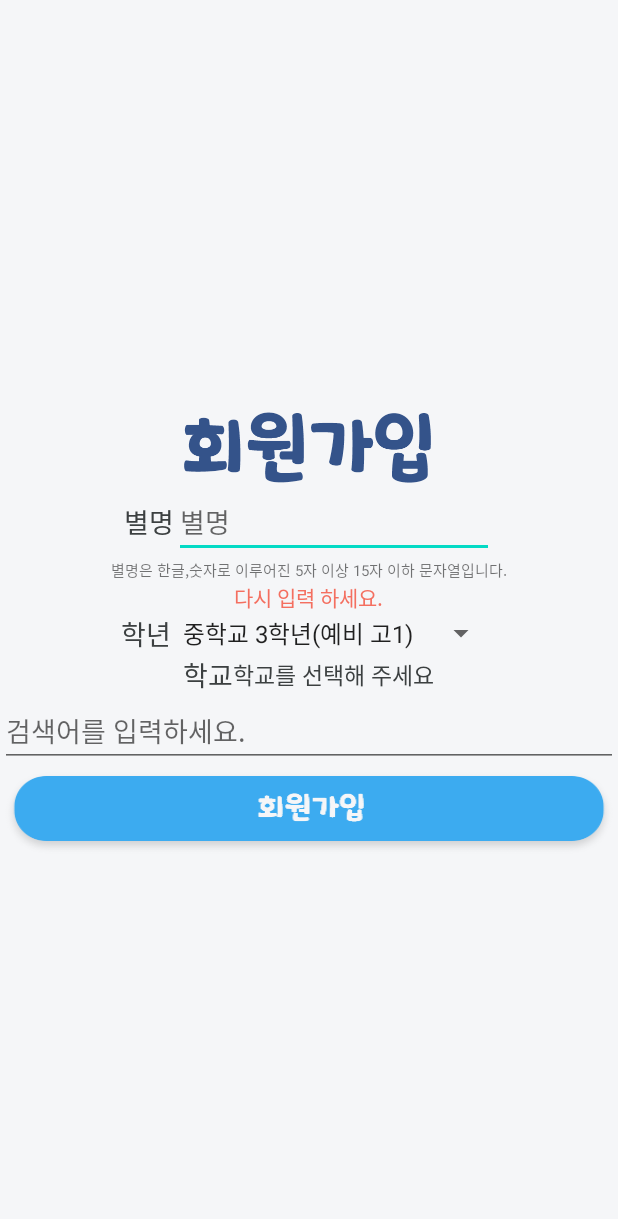
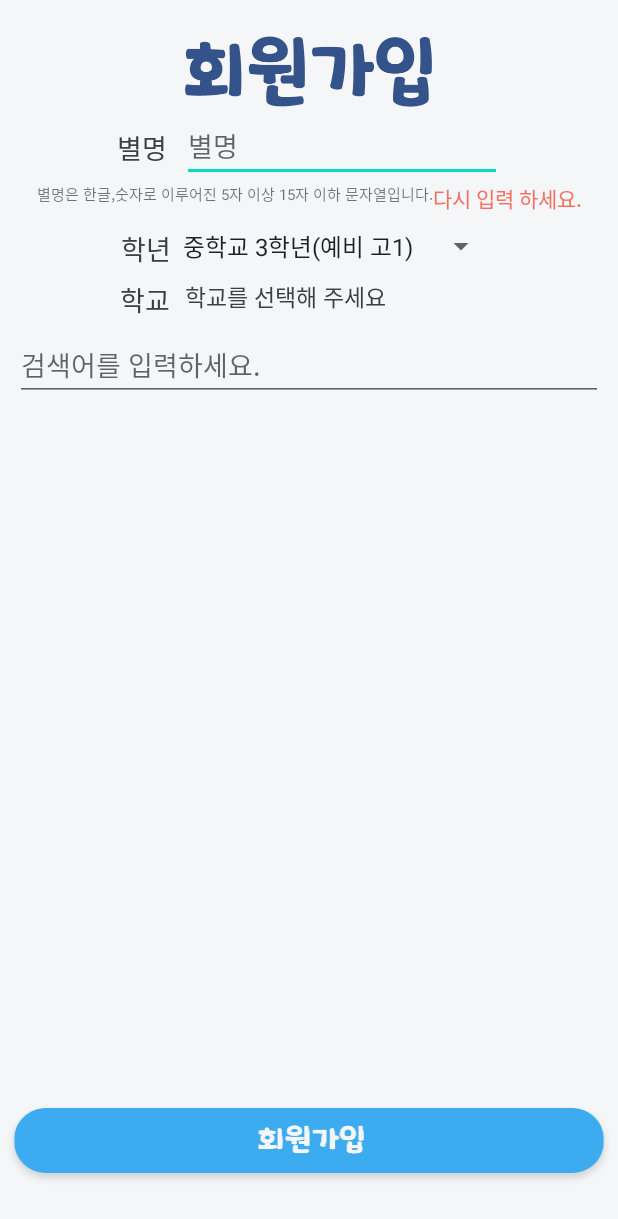
Before and after one commit to Algostu/Android, an Android app: the fragment SIgnUP2 placed in its activity, on a phone screen of 412 x 824 dp. Shown: the top 1219 px of the screen. Run offline under Robolectric (Android 15) with nearby library versions, the light colour scheme and no system bars; libraries missing offline, so code that uses them is left out: com.kakao.auth, com.kakao.network, com.kakao.usermgmt, com.kakao.util; 3 statements that could not run were skipped.

Commit message:
Modify singup page

```diff
--- a/app/src/main/res/layout/signup2.xml
+++ b/app/src/main/res/layout/signup2.xml
@@ -1,117 +1,163 @@
 <?xml version="1.0" encoding="utf-8"?>
-<LinearLayout xmlns:android="http://schemas.android.com/apk/res/android"
+<androidx.constraintlayout.widget.ConstraintLayout xmlns:android="http://schemas.android.com/apk/res/android"
     xmlns:app="http://schemas.android.com/apk/res-auto"
     xmlns:tools="http://schemas.android.com/tools"
     android:layout_width="match_parent"
-    android:layout_height="match_parent"
-    android:gravity="center"
-    android:orientation="vertical">
+    android:layout_height="match_parent">
 
     <ImageView
         android:id="@+id/imageView10"
         android:layout_width="wrap_content"
         android:layout_height="wrap_content"
         android:layout_marginTop="20dp"
-        app:srcCompat="@drawable/signup_main" />
-
-    <LinearLayout
-        android:layout_width="match_parent"
-        android:layout_height="wrap_content"
-        android:gravity="center"
-        android:orientation="horizontal">
+        app:layout_constraintLeft_toLeftOf="parent"
+        app:layout_constraintRight_toRightOf="parent"
+        app:layout_constraintTop_toTopOf="parent"
+        app:srcCompat="@drawable/signup_main"
+        tools:ignore="MissingConstraints" />
 
     <TextView
         android:id="@+id/textView"
         android:layout_width="wrap_content"
         android:layout_height="wrap_content"
+        android:layout_marginTop="11dp"
         android:text="별명"
         android:textColor="#3C4041"
-            android:textSize="18sp" />
+        android:textSize="18sp"
+        app:layout_constraintHorizontal_chainStyle="packed"
+        app:layout_constraintLeft_toLeftOf="parent"
+        app:layout_constraintRight_toLeftOf="@id/nickName"
+        app:layout_constraintTop_toBottomOf="@id/imageView10" />
 
     <EditText
         android:id="@+id/nickName"
         android:layout_width="wrap_content"
         android:layout_height="wrap_content"
+        android:layout_marginLeft="10dp"
         android:ems="10"
         android:hint="별명"
-            android:inputType="textPersonName" />
-    </LinearLayout>
+        android:inputType="textPersonName"
+        app:layout_constraintLeft_toRightOf="@id/textView"
+        app:layout_constraintRight_toRightOf="parent"
+        app:layout_constraintTop_toBottomOf="@id/imageView10" />
 
     <TextView
         android:id="@+id/textView4"
         android:layout_width="wrap_content"
         android:layout_height="wrap_content"
+        android:layout_below="@id/textView"
         android:text="별명은 한글,숫자로 이루어진 5자 이상 15자 이하 문자열입니다."
-        android:textSize="10sp" />
+        android:textSize="10sp"
+        app:layout_constraintHorizontal_chainStyle="packed"
+        app:layout_constraintLeft_toLeftOf="parent"
+        app:layout_constraintRight_toLeftOf="@id/nickNameOkay"
+        app:layout_constraintTop_toBottomOf="@id/nickName"
+        tools:ignore="MissingConstraints" />
 
     <TextView
         android:id="@+id/nickNameOkay"
         android:layout_width="wrap_content"
-        android:layout_height="wrap_content" />
+        android:layout_height="wrap_content"
+        app:layout_constraintLeft_toRightOf="@id/textView4"
+        app:layout_constraintRight_toRightOf="parent"
+        app:layout_constraintTop_toBottomOf="@id/nickName"
+        tools:ignore="MissingConstraints" />
 
-    <LinearLayout
-        android:layout_width="match_parent"
-        android:layout_height="wrap_content"
-        android:gravity="center"
-        android:orientation="horizontal">
 
     <TextView
         android:id="@+id/grade_text"
         android:layout_width="wrap_content"
         android:layout_height="wrap_content"
+        android:layout_marginTop="15dp"
         android:text="학년"
         android:textColor="#3C4041"
-            android:textSize="18sp" />
+        android:textSize="18sp"
+        app:layout_constraintHorizontal_chainStyle="packed"
+        app:layout_constraintLeft_toLeftOf="parent"
+        app:layout_constraintRight_toLeftOf="@id/grade_layout"
+        app:layout_constraintTop_toBottomOf="@id/textView4"
+        tools:ignore="MissingConstraints" />
+
+    <LinearLayout
+        android:id="@+id/grade_layout"
+        android:layout_width="wrap_content"
+        android:layout_height="wrap_content"
+        android:layout_marginTop="9dp"
+        app:layout_constraintLeft_toRightOf="@id/grade_text"
+        app:layout_constraintRight_toRightOf="parent"
+        app:layout_constraintTop_toBottomOf="@id/nickNameOkay">
 
         <Spinner
             android:id="@+id/grade"
             android:layout_width="wrap_content"
             android:layout_height="wrap_content"
             android:entries="@array/grade"
-            android:spinnerMode="dialog" />
+            android:spinnerMode="dialog"
+            tools:ignore="MissingConstraints" />
     </LinearLayout>
-    <LinearLayout
-        android:layout_width="match_parent"
-        android:layout_height="wrap_content"
-        android:orientation="horizontal"
-        android:gravity="center">
+
+
     <TextView
         android:id="@+id/textView3"
         android:layout_width="wrap_content"
         android:layout_height="wrap_content"
+        android:layout_marginLeft="80dp"
+        android:layout_marginTop="10dp"
         android:text="학교"
         android:textColor="#3C4041"
-            android:textSize="18sp" />
+        android:textSize="18sp"
+        app:layout_constraintLeft_toLeftOf="parent"
+        app:layout_constraintTop_toBottomOf="@id/grade_layout"
+        tools:ignore="MissingConstraints" />
+
     <TextView
         android:id="@+id/selected_school"
         android:layout_width="wrap_content"
         android:layout_height="wrap_content"
+        android:layout_marginLeft="10dp"
+        android:layout_marginTop="10dp"
         android:text="학교를 선택해 주세요"
         android:textColor="#3C4041"
-            android:textSize="15sp" />
-    </LinearLayout>
-
-
+        android:textSize="15sp"
+        app:layout_constraintLeft_toRightOf="@id/textView3"
+        app:layout_constraintTop_toBottomOf="@id/grade_layout"
+        tools:ignore="MissingConstraints" />
 
     <EditText
         android:id="@+id/editSearch"
         android:layout_width="match_parent"
         android:layout_height="wrap_content"
-        android:hint="검색어를 입력하세요." />
+        android:layout_marginLeft="10dp"
+        android:layout_marginTop="10dp"
+        android:layout_marginRight="10dp"
+        android:hint="검색어를 입력하세요."
+        app:layout_constraintTop_toBottomOf="@id/selected_school"
+        tools:ignore="MissingConstraints" />
+
+    <RelativeLayout
+        android:layout_width="match_parent"
+        android:layout_height="0dp"
+        app:layout_constraintBottom_toTopOf="@id/submit"
+        app:layout_constraintTop_toBottomOf="@id/editSearch"
+        tools:ignore="MissingConstraints">
 
         <ListView
             android:id="@+id/listView"
             android:layout_width="match_parent"
-        android:layout_height="wrap_content"
+            android:layout_height="match_parent"
             android:divider="#999999"
-        android:dividerHeight="1dp"></ListView>
+            android:dividerHeight="1dp" />
+    </RelativeLayout>
 
 
     <Button
         android:id="@+id/submit"
         android:layout_width="match_parent"
         android:layout_height="wrap_content"
-        android:background="@drawable/signup" />
+        android:layout_marginBottom="30dp"
+        android:background="@drawable/signup"
+        app:layout_constraintBottom_toBottomOf="parent"
+        tools:ignore="MissingConstraints" />
 
 
-</LinearLayout>
+</androidx.constraintlayout.widget.ConstraintLayout>
```
Lines whose indentation alone changed are shown as unchanged.
